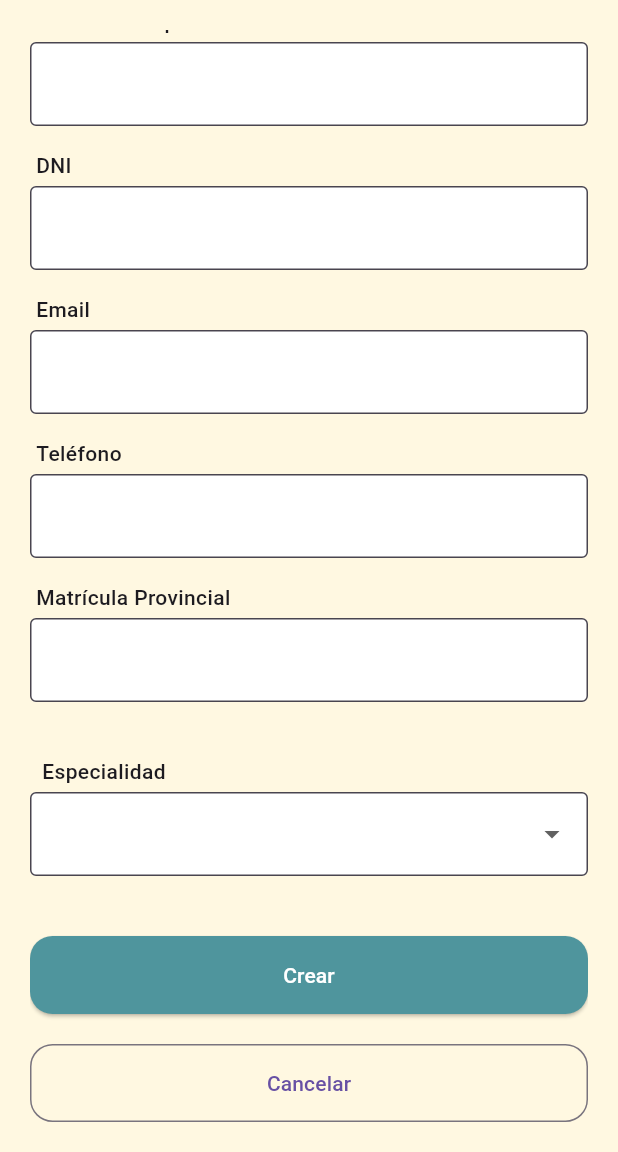
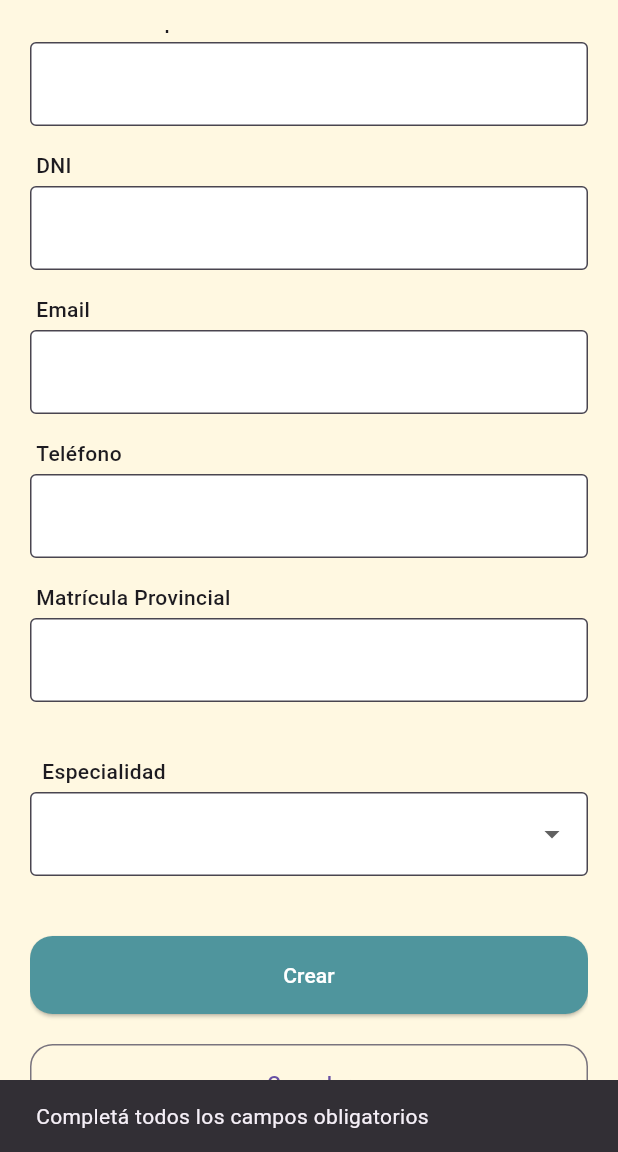
Before and after one commit to proyectosikum/sikum, a Flutter app: the CreateUsers screen opened by its route, scrolled down 110 dp, after a tap on "Crear", on a phone screen of 412 x 824 dp, the part 84-1236 px from its top. Run offline on Flutter 3.47's test engine with Material 3 defaults, Android fonts, the phone set to English and light mode, and no system bars; our stand-ins replace cloud_firestore, firebase_auth, firebase_core, flutter_riverpod, go_router, google_fonts; accounts and stored records are empty.

Commit message:
Agrego logica crear usuario y agrego user_provider

```diff
--- a/lib/presentation/screens/create_users.dart
+++ b/lib/presentation/screens/create_users.dart
@@ -1,13 +1,87 @@
 import 'package:flutter/material.dart';
+import 'package:flutter_riverpod/flutter_riverpod.dart';
 import 'package:go_router/go_router.dart';
 import 'package:sikum/core/theme/app_colors.dart';
+import 'package:sikum/presentation/providers/user_provider.dart';
 import 'package:sikum/presentation/widgets/custom_app_bar.dart';
 import 'package:sikum/presentation/widgets/labeled_text_field.dart';
 import 'package:sikum/presentation/widgets/side_menu.dart';
 
-class CreateUsers extends StatelessWidget{
+class CreateUsers extends ConsumerStatefulWidget {
+  const CreateUsers({super.key});
 
-  const CreateUsers({  super.key  });
+  @override
+  ConsumerState<CreateUsers> createState() => _CreateUsersState();
+}
+
+class _CreateUsersState extends ConsumerState<CreateUsers> {
+  final _nameController = TextEditingController();
+  final _dniController = TextEditingController();
+  final _emailController = TextEditingController();
+  final _phoneController = TextEditingController();
+  final _provRegController = TextEditingController();
+  String? _selectedSpecialty;
+
+  bool _isLoading = false;
+
+  @override
+  void dispose() {
+    _nameController.dispose();
+    _dniController.dispose();
+    _emailController.dispose();
+    _phoneController.dispose();
+    _provRegController.dispose();
+    super.dispose();
+  }
+
+  Future<void> _createUser() async {
+    final name = _nameController.text.trim();
+    final dni = _dniController.text.trim();
+    final email = _emailController.text.trim();
+    final phone = _phoneController.text.trim();
+    final provReg = _provRegController.text.trim();
+    final specialty = _selectedSpecialty;
+
+    print('SPECIALTY: $_selectedSpecialty');
+    print('NAME: "$name"');
+print('DNI: "$dni"');
+print('EMAIL: "$email"');
+
+    if (name.isEmpty || dni.isEmpty || email.isEmpty || specialty == null) {
+      ScaffoldMessenger.of(context).showSnackBar(
+        const SnackBar(content: Text('Completá todos los campos obligatorios')),
+      );
+      return;
+    }
+
+    setState(() => _isLoading = true);
+
+    try {
+      await ref.read(usersProvider.notifier).addUser(
+            name: name,
+            surname: '',
+            dni: dni,
+            email: email,
+            phone: phone,
+            provReg: provReg,
+            specialty: specialty,
+            role: 'usuario',
+          );
+
+      if (mounted) {
+        ScaffoldMessenger.of(context).showSnackBar(
+          const SnackBar(content: Text('Usuario creado exitosamente')),
+        );
+        context.pop();
+      }
+    } catch (e) {
+      ScaffoldMessenger.of(context).showSnackBar(
+        SnackBar(content: Text('Error al crear usuario: $e')),
+      );
+    } finally {
+      if (mounted) setState(() => _isLoading = false);
+    }
+  }
 
   @override
   Widget build(BuildContext context) {
@@ -28,11 +102,11 @@ Widget build(BuildContext context) {
             ),
             const SizedBox(height: 30),
 
-            const LabeledTextField(label: 'Nombre Completo'),
-            const LabeledTextField(label: 'DNI'),
-            const LabeledTextField(label: 'Email'),
-            const LabeledTextField(label: 'Teléfono'),
-            const LabeledTextField(label: 'Matrícula Provincial'),
+            LabeledTextField(label: 'Nombre Completo', controller: _nameController),
+            LabeledTextField(label: 'DNI', controller: _dniController),
+            LabeledTextField(label: 'Email', controller: _emailController),
+            LabeledTextField(label: 'Teléfono', controller: _phoneController),
+            LabeledTextField(label: 'Matrícula Provincial', controller: _provRegController),
 
             const SizedBox(height: 20),
             const Padding(
@@ -43,6 +117,7 @@ Widget build(BuildContext context) {
               ),
             ),
             DropdownButtonFormField<String>(
+              value: _selectedSpecialty,
               decoration: const InputDecoration(
                 border: OutlineInputBorder(),
                 filled: true,
@@ -55,15 +130,17 @@ Widget build(BuildContext context) {
                 DropdownMenuItem(value: 'Interconsultor', child: Text('Interconsultor')),
               ],
               onChanged: (value) {
-                // lógica al seleccionar
+                setState(() {
+                  _selectedSpecialty = value;
+                });
               },
             ),
 
             const SizedBox(height: 40),
-            ElevatedButton(
-              onPressed: () {
-                // Lógica crear
-              },
+            _isLoading
+                ? const Center(child: CircularProgressIndicator())
+                : ElevatedButton(
+                    onPressed: _createUser,
                     style: ElevatedButton.styleFrom(
                       backgroundColor: const Color(0xFF4F959D),
                       foregroundColor: Colors.white,
@@ -72,9 +149,10 @@ Widget build(BuildContext context) {
                     ),
                     child: const Text('Crear'),
                   ),
+
             const SizedBox(height: 20),
             OutlinedButton(
-              onPressed: () => { context.pop() },
+              onPressed: () => context.pop(),
               style: OutlinedButton.styleFrom(
                 shape: RoundedRectangleBorder(borderRadius: BorderRadius.circular(15)),
                 padding: const EdgeInsets.symmetric(vertical: 16),
--- a/lib/presentation/widgets/labeled_text_field.dart
+++ b/lib/presentation/widgets/labeled_text_field.dart
@@ -27,6 +27,7 @@ class LabeledTextField extends StatelessWidget {
           ),
         ),
         TextField(
+          controller: controller,
           decoration: InputDecoration(
             filled: true,
             fillColor: Colors.white,
```
Also changed, not shown: lib/presentation/providers/user_provider.dart (added, +68 -0 lines). Lines whose indentation alone changed are shown as unchanged.
